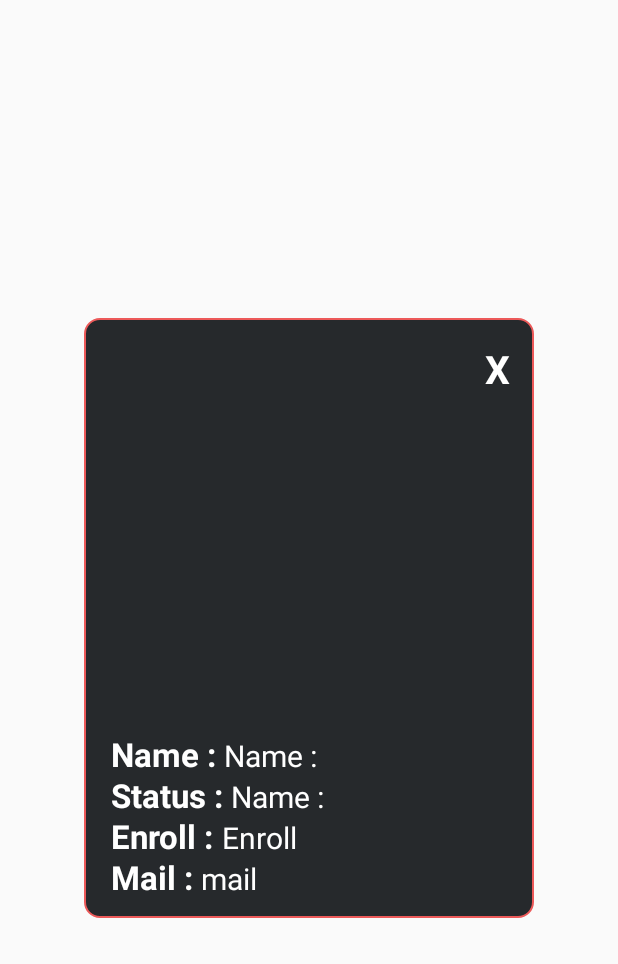
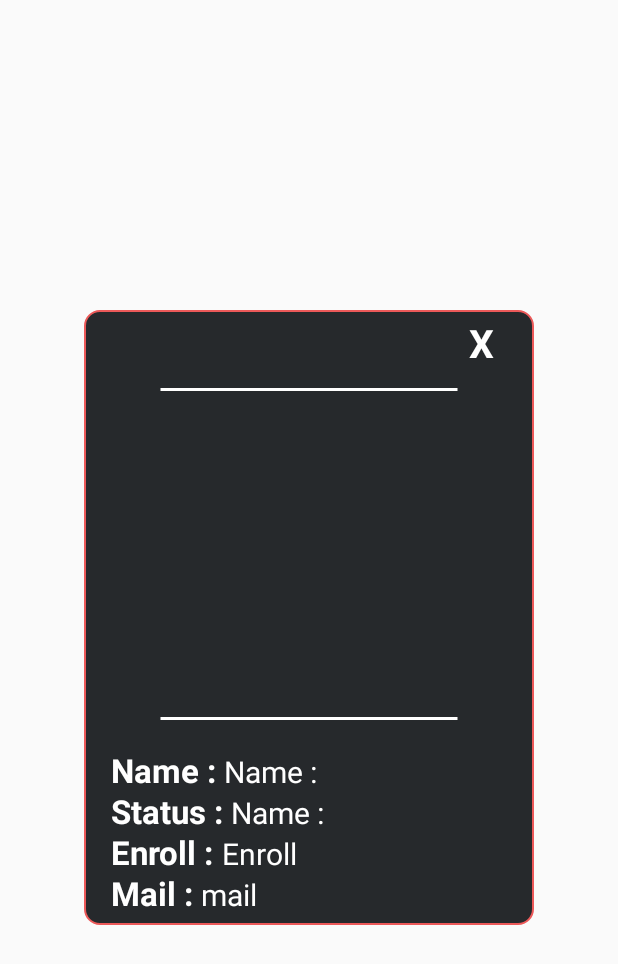
Before and after one commit to Pranshu-Tripathi/SarasvaApp, an Android app: the layout pop_up_layout.xml on its own in the app's theme, with its tools: preview values and no code run, on a phone screen of 412 x 824 dp. Shown: the top 964 px of the screen. Run offline under Robolectric (Android 15) with nearby library versions, the phone set to English and light mode, and no system bars; Roboto replaces fonts that are not available here.

```diff
--- a/app/src/main/java/com/example/sarasva/AboutFragment.java
+++ b/app/src/main/java/com/example/sarasva/AboutFragment.java
@@ -42,6 +42,7 @@ public class AboutFragment extends Fragment {
 
     public AboutFragment() {
         // Required empty public constructor
+
     }
 
     @Override
--- /dev/null
+++ b/app/src/main/res/drawable/close_bg.xml
@@ -0,0 +1,8 @@
+<?xml version="1.0" encoding="utf-8"?>
+<shape
+    android:shape="line"
+    xmlns:android="http://schemas.android.com/apk/res/android">
+    <stroke
+        android:width="2dp"
+        android:color="#ffffff"/>
+</shape>
--- a/app/src/main/res/layout/pop_up_layout.xml
+++ b/app/src/main/res/layout/pop_up_layout.xml
@@ -3,32 +3,55 @@
     xmlns:android="http://schemas.android.com/apk/res/android"
     xmlns:tools="http://schemas.android.com/tools"
     android:layout_width="300dp"
-    android:layout_height="400dp"
+    android:layout_height="410dp"
     android:layout_gravity="center"
     android:orientation="vertical"
     android:background="@drawable/grid_icon_team_design">
 
+    <LinearLayout
+        android:layout_width="match_parent"
+        android:layout_height="wrap_content"
+        android:padding="4dp"
+        android:orientation="horizontal">
+        <TextView
+            android:layout_width="wrap_content"
+            android:layout_height="match_parent"
+            android:layout_weight="5"/>
         <TextView
             android:id="@+id/close_text"
-        android:layout_width="match_parent"
-        android:layout_height="30dp"
-        android:textAlignment="viewEnd"
+            android:layout_width="wrap_content"
+            android:layout_height="wrap_content"
             android:text="X"
-        android:layout_marginTop="16dp"
-        android:layout_marginEnd="16dp"
+            android:layout_weight="1"
+            android:layout_gravity="end"
+            android:gravity="center"
             android:textColor="#ffffff"
             android:textSize="26sp"
             android:textStyle="bold"
             tools:ignore="HardcodedText" />
+    </LinearLayout>
+
+    <TextView
+        android:layout_width="200dp"
+        android:layout_gravity="center"
+        android:layout_height="wrap_content"
+        android:background="@drawable/close_bg"/>
 
     <ImageView
-        android:layout_marginTop="10dp"
+        android:layout_marginTop="0dp"
         android:id="@+id/imageProfilePopUp"
         android:layout_width="match_parent"
         android:layout_height="200dp"/>
 
+    <TextView
+        android:layout_width="200dp"
+        android:layout_gravity="center"
+        android:layout_height="wrap_content"
+        android:background="@drawable/close_bg"/>
+
     <LinearLayout
-        android:layout_marginTop="20dp"
+        android:layout_marginTop="10dp"
+        android:layout_gravity="center"
         android:layout_width="match_parent"
         android:layout_height="match_parent"
         android:orientation="vertical">
--- a/app/src/main/res/values/colors.xml
+++ b/app/src/main/res/values/colors.xml
@@ -2,6 +2,6 @@
 <resources>
     <color name="colorPrimary">#26292C</color>
     <color name="colorPrimaryDark">#26292C</color>
-    <color name="colorAccent">#03DAC5</color>
+    <color name="colorAccent">#EF5959</color>
     <color name="backRed">#EC5959</color>
 </resources>
```
Also changed, not shown: app/src/main/java/com/example/sarasva/ExpandableHeightGridView.java (added, +58 -0 lines), app/src/main/java/com/example/sarasva/TeamActivity.java (+19 -13 lines), app/src/main/res/layout/activity_team.xml (+28 -26 lines). Lines whose indentation alone changed are shown as unchanged.
